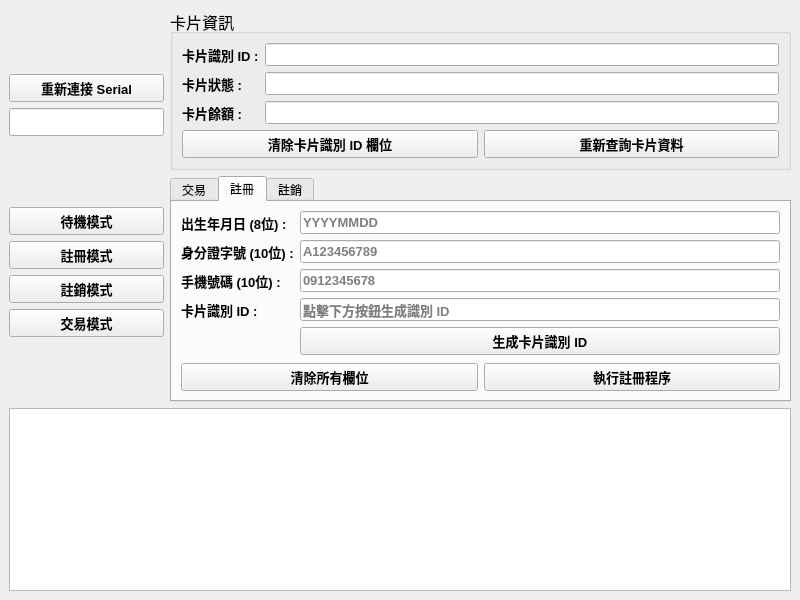
Before: the Qt Designer form RFID_E_Payment/gui/mainwindow.ui in dony-hsieh/2023_S2_IOT_FinalProject, drawn with Qt 5.
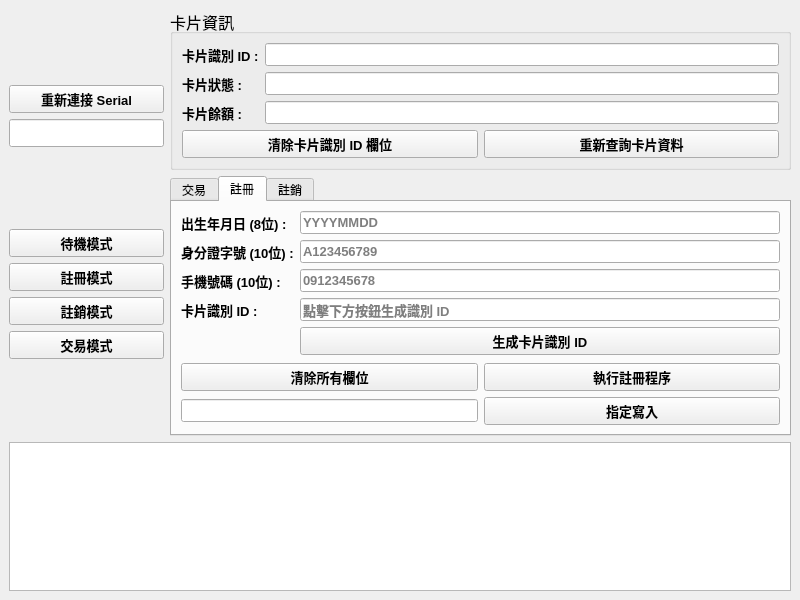
After: the same form once the commit is applied. The open tabs and pages were chosen to show the change.

The edit to the form file:
```diff
--- a/RFID_E_Payment/gui/mainwindow.ui
+++ b/RFID_E_Payment/gui/mainwindow.ui
@@ -523,7 +523,7 @@
                  </layout>
                 </item>
                 <item>
-                 <layout class="QVBoxLayout" name="verticalLayout_11" stretch="1">
+                 <layout class="QVBoxLayout" name="verticalLayout_11" stretch="1,0">
                   <item>
                    <layout class="QHBoxLayout" name="horizontalLayout_5" stretch="1,1">
                     <item>
@@ -556,6 +556,38 @@
                     </item>
                    </layout>
                   </item>
+                  <item>
+                   <layout class="QHBoxLayout" name="horizontalLayout_8" stretch="1,1">
+                    <item>
+                     <widget class="QLineEdit" name="forceWriteRidLineEdit">
+                      <property name="font">
+                       <font>
+                        <pointsize>10</pointsize>
+                        <weight>75</weight>
+                        <bold>true</bold>
+                       </font>
+                      </property>
+                      <property name="clearButtonEnabled">
+                       <bool>true</bool>
+                      </property>
+                     </widget>
+                    </item>
+                    <item>
+                     <widget class="QPushButton" name="forceWriteRidBtn">
+                      <property name="font">
+                       <font>
+                        <pointsize>10</pointsize>
+                        <weight>75</weight>
+                        <bold>true</bold>
+                       </font>
+                      </property>
+                      <property name="text">
+                       <string>指定寫入</string>
+                      </property>
+                     </widget>
+                    </item>
+                   </layout>
+                  </item>
                  </layout>
                 </item>
                </layout>
```
